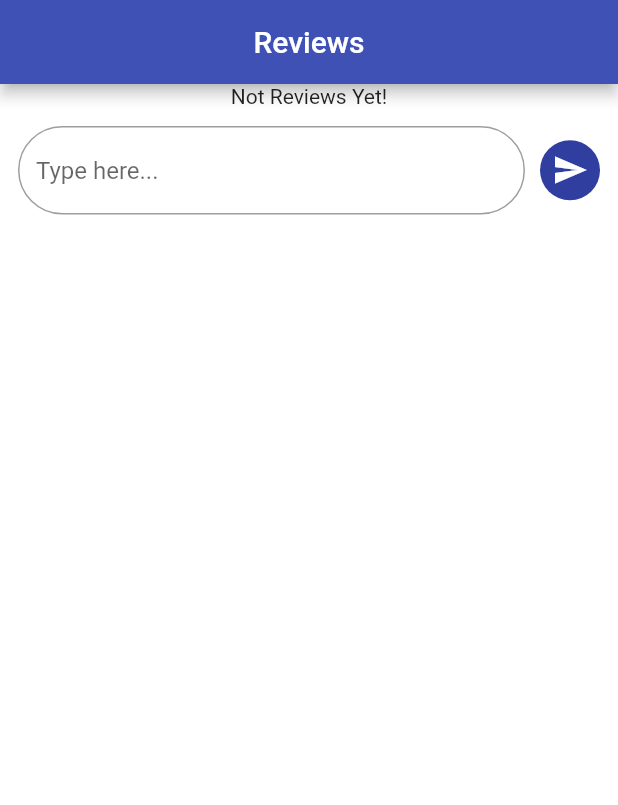
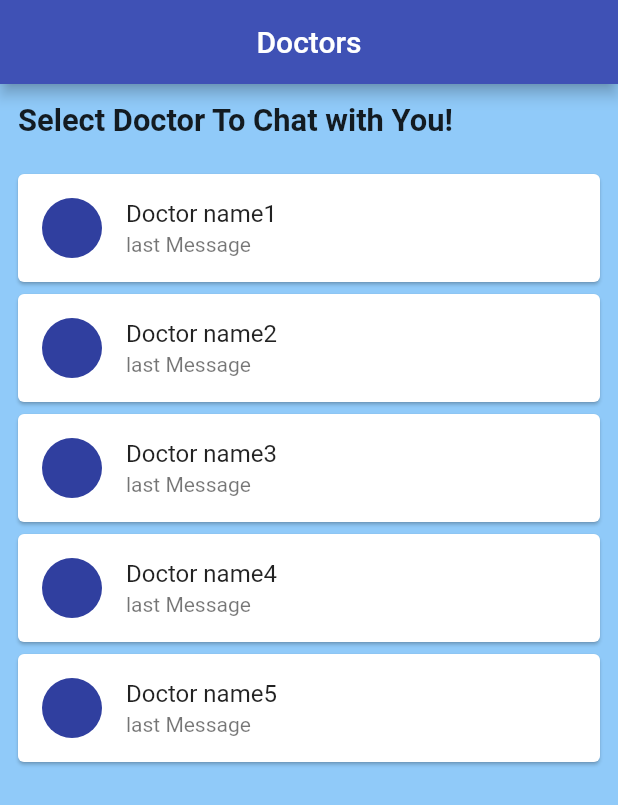
Before and after one commit to 0Ahmad0/patient_journey, a Flutter app: the screen it shows after launch, on a phone screen of 412 x 824 dp. Shown: the top 805 px of the screen. Run offline on Flutter 3.47's test engine with Material 2 defaults, Android fonts, the phone set to English and light mode, and no system bars; our stand-ins replace animated_text_kit, cloud_firestore, file_picker, firebase_auth, firebase_core, firebase_storage and 7 more; accounts and stored records are empty.

Commit message:
add some screens

```diff
--- a/lib/constants/app_assets.dart
+++ b/lib/constants/app_assets.dart
@@ -7,4 +7,5 @@ class AppAssets{
   static const communicationIMG = '$pathIMG/communication.json';
   static const pdfFileIMG = '$pathIMG/pdf_file.svg';
   static const addMedicationIMG = '$pathIMG/add_medication.json';
+  static const emptyIMG = '$pathIMG/empty.json';
 }
--- /dev/null
+++ b/lib/list_doctors_screen.dart
@@ -0,0 +1,51 @@
+import 'package:flutter/material.dart';
+import 'package:patient_journey/constants/app_colors.dart';
+import 'package:patient_journey/screens/chat_screen.dart';
+
+class ListDoctorsScreen extends StatelessWidget {
+  const ListDoctorsScreen({super.key});
+
+  @override
+  Widget build(BuildContext context) {
+    return Scaffold(
+      appBar: AppBar(
+        title: const Text('Doctors'),
+      ),
+      body: Column(
+        crossAxisAlignment: CrossAxisAlignment.stretch,
+        children: [
+          Padding(
+            padding: const EdgeInsets.all(12.0),
+            child: Text(
+              'Select Doctor To Chat with You!',
+              style: TextStyle(
+                  fontSize: MediaQuery.sizeOf(context).width * 0.05,
+                  fontWeight: FontWeight.bold),
+            ),
+          ),
+          Expanded(
+            child: ListView.builder(
+              itemCount: 5,
+              padding: const EdgeInsets.all(8.0),
+              itemBuilder: (_, index) => Card(
+                child: ListTile(
+                  onTap: () {
+                    Navigator.push(
+                      context,
+                      MaterialPageRoute(
+                        builder: (_) => ChatScreen(doctorName: 'Doctor name${index+1}'),
+                      ),
+                    );
+                  },
+                  leading: const CircleAvatar(),
+                  title: Text('Doctor name${index + 1} '),
+                  subtitle: const Text('last Message'),
+                ),
+              ),
+            ),
+          )
+        ],
+      ),
+    );
+  }
+}
--- a/lib/main.dart
+++ b/lib/main.dart
@@ -1,6 +1,7 @@
 import 'package:firebase_core/firebase_core.dart';
 import 'package:flutter/material.dart';
 import 'package:get/get.dart';
+import 'package:patient_journey/list_doctors_screen.dart';
 import 'package:patient_journey/screens/admin/admin_home_screen.dart';
 import 'package:patient_journey/screens/home_screen.dart';
 import 'package:patient_journey/screens/splash_screen.dart';
@@ -43,7 +44,8 @@ class MyApp extends StatelessWidget {
       title: AppString.appName,
       // home: SplashScreen(),
       // home: AdminHomeScreen(),
-      home: ShowAndAddReviewScreen(),
+      // home: ShowAndAddReviewScreen(),
+      home: ListDoctorsScreen(),
     ));
   }
 }
--- a/lib/show_add_review_screen.dart
+++ b/lib/show_add_review_screen.dart
@@ -1,5 +1,7 @@
 import 'package:flutter/material.dart';
+import 'package:lottie/lottie.dart';
 import 'package:patient_journey/common_widgets/app_text_form_filed.dart';
+import 'package:patient_journey/constants/app_assets.dart';
 import 'package:patient_journey/constants/app_colors.dart';
 
 class ShowAndAddReviewScreen extends StatefulWidget {
@@ -27,17 +29,22 @@ class _ShowAndAddReviewScreenState extends State<ShowAndAddReviewScreen> {
       ),
       body: Column(
         children: [
-          reviewsList.isEmpty?Center(
-            child: Column(
-              mainAxisSize: MainAxisSize.max,
-              crossAxisAlignment: CrossAxisAlignment.center,
-              mainAxisAlignment: MainAxisAlignment.center,
-              children: [
-                Text('Not Reviews Yet!')
-              ],
+          reviewsList.isEmpty?Expanded(
+            child: SingleChildScrollView(
+              child: Column(
+                mainAxisAlignment: MainAxisAlignment.center,
+                children: [
+                  Lottie.asset(AppAssets.emptyIMG),
+                   Text('Not Reviews Yet!',style: TextStyle(
+                    fontSize: MediaQuery.sizeOf(context).width * 0.08,
+                     fontWeight: FontWeight.bold
+                  ),),
+                ],
+              ),
             ),
           ):Expanded(
             child: ListView.separated(
+              reverse: true,
               itemCount: reviewsList.length,
               itemBuilder: (_, index) => ListTile(
                 leading: CircleAvatar(),
@@ -51,7 +58,7 @@ class _ShowAndAddReviewScreenState extends State<ShowAndAddReviewScreen> {
                       //ToDo: Delete Review
                       showAdaptiveDialog(context: context, builder: (_){
                         return AlertDialog(
-                          title: Text('Rwmove This Review'),
+                          title: const Text('Rwmove This Review'),
                           content: Column(
                             crossAxisAlignment: CrossAxisAlignment.stretch,
                             mainAxisSize: MainAxisSize.min,
```
Also changed, not shown: lib/screens/chat_screen.dart (added, +285 -0 lines).
